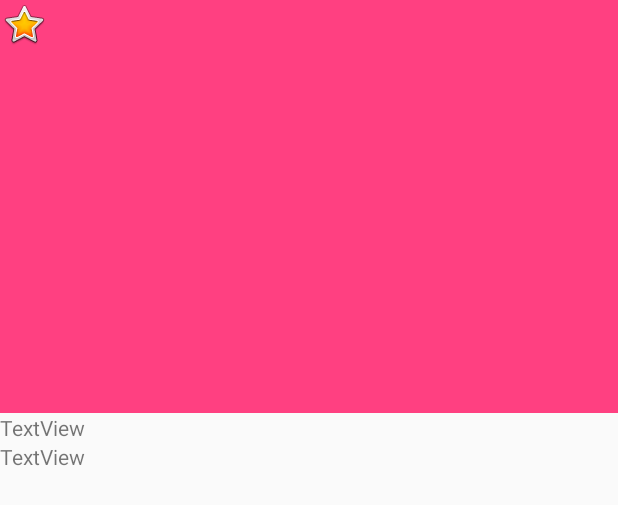
After one commit to iNKredibleS/Wema, an Android app: the layout item_post.xml on its own in the app's theme, with its tools: preview values and no code run, on a phone screen of 412 x 824 dp. The commit adds this screen. Shown: the top 505 px of the screen. Run offline under Robolectric (Android 15) with nearby library versions, the phone set to English and light mode, and no system bars.

Commit message:
Add PostsAdapter

```diff
--- a/app/build.gradle
+++ b/app/build.gradle
@@ -35,4 +35,6 @@ dependencies {
     //butterknife
     implementation 'com.jakewharton:butterknife:8.8.1'
     annotationProcessor 'com.jakewharton:butterknife-compiler:8.8.1'
+    //recyclerview
+    implementation 'com.android.support:recyclerview-v7:27.1.1'
 }
--- a/app/src/main/AndroidManifest.xml
+++ b/app/src/main/AndroidManifest.xml
@@ -10,8 +10,7 @@
         android:roundIcon="@mipmap/ic_launcher_round"
         android:supportsRtl="true"
         android:theme="@style/AppTheme">
-        <activity android:name=".MainActivity">
-        </activity>
+        <activity android:name=".MainActivity"></activity>
         <activity android:name=".LoginActivity">
             <intent-filter>
                 <action android:name="android.intent.action.MAIN" />
@@ -19,7 +18,8 @@
                 <category android:name="android.intent.category.LAUNCHER" />
             </intent-filter>
         </activity>
-        <activity android:name=".SignupActivity"></activity>
+        <activity android:name=".SignupActivity" />
+        <activity android:name=".FeedActivity"></activity>
     </application>
 
 </manifest>
--- /dev/null
+++ b/app/src/main/res/layout/item_post.xml
@@ -0,0 +1,41 @@
+<?xml version="1.0" encoding="utf-8"?>
+<RelativeLayout
+    xmlns:android="http://schemas.android.com/apk/res/android"
+    xmlns:app="http://schemas.android.com/apk/res-auto"
+    android:layout_width="wrap_content"
+    android:layout_height="wrap_content">
+
+    <ImageView
+        android:id="@+id/imageView"
+        android:layout_width="match_parent"
+        android:layout_height="275dp"
+        android:layout_alignParentStart="true"
+        android:layout_alignParentTop="true"
+        android:layout_marginStart="0dp"
+        android:layout_marginTop="0dp"
+        app:srcCompat="@color/colorAccent" />
+
+    <TextView
+        android:id="@+id/tvUsername"
+        android:layout_width="wrap_content"
+        android:layout_height="wrap_content"
+        android:layout_alignParentStart="true"
+        android:layout_below="@+id/imageView"
+        android:text="TextView" />
+
+    <ImageView
+        android:id="@+id/imageView2"
+        android:layout_width="wrap_content"
+        android:layout_height="wrap_content"
+        android:layout_alignParentStart="true"
+        android:layout_alignParentTop="true"
+        app:srcCompat="@android:drawable/btn_star_big_on" />
+
+    <TextView
+        android:id="@+id/tvMessage"
+        android:layout_width="wrap_content"
+        android:layout_height="wrap_content"
+        android:layout_alignParentStart="true"
+        android:layout_below="@+id/tvUsername"
+        android:text="TextView" />
+</RelativeLayout>
--- a/app/src/main/res/values/strings.xml
+++ b/app/src/main/res/values/strings.xml
@@ -1,3 +1,6 @@
 <resources>
-    <string name="app_name">Wema</string>
+    <string name="app_name"> Wema</string>
+    <string name="feed_title">Feed</string>
+    <string name="profile">My Profile</string>
+    <string name="new_post">New Rak</string>
 </resources>
```
Also changed, not shown: app/src/main/java/com/fb/inkredibles/myapplication/FeedActivity.java (added, +15 -0 lines), app/src/main/java/com/fb/inkredibles/myapplication/PostsAdapter.java (added, +67 -0 lines), app/src/main/java/com/fb/inkredibles/myapplication/models/Post.java (+59 -2 lines), app/src/main/res/layout/activity_feed.xml (added, +26 -0 lines), app/src/main/res/menu/menu_bottom_navigation.xml (added, +19 -0 lines). Lines whose indentation alone changed are shown as unchanged.
